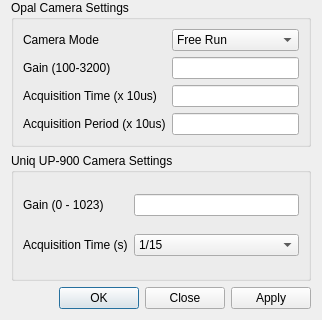
First picture: the form in specific.ui, repository pcdshub/camviewer, before the edit; both pictures show x 0 to 322 and y 345 to 665 of the 322 by 665 pixel window.
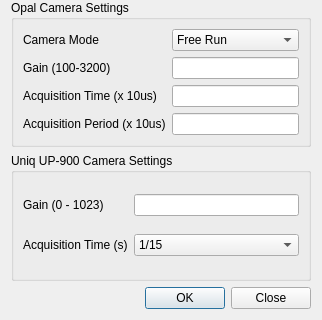
Second picture: the form after the edit.

Commit message: Let the camera-specific settings take effect immediately, and don't close expert and specific dialogs if enter is pressed.

Diff of the .ui file:
```diff
--- a/specific.ui
+++ b/specific.ui
@@ -473,7 +473,7 @@
       <enum>Qt::Horizontal</enum>
      </property>
      <property name="standardButtons">
-      <set>QDialogButtonBox::Apply|QDialogButtonBox::Close|QDialogButtonBox::Ok</set>
+      <set>QDialogButtonBox::Close|QDialogButtonBox::Ok</set>
      </property>
     </widget>
    </item>
```
The commit also changes 2 other files.
